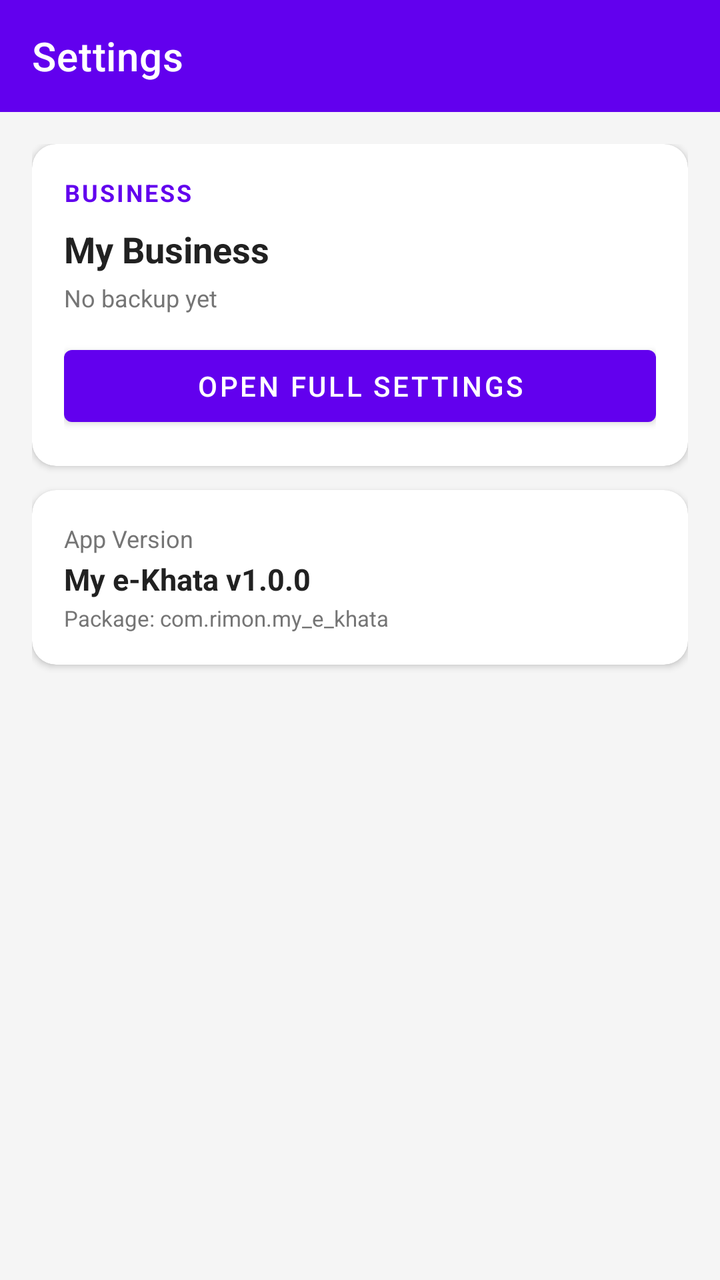
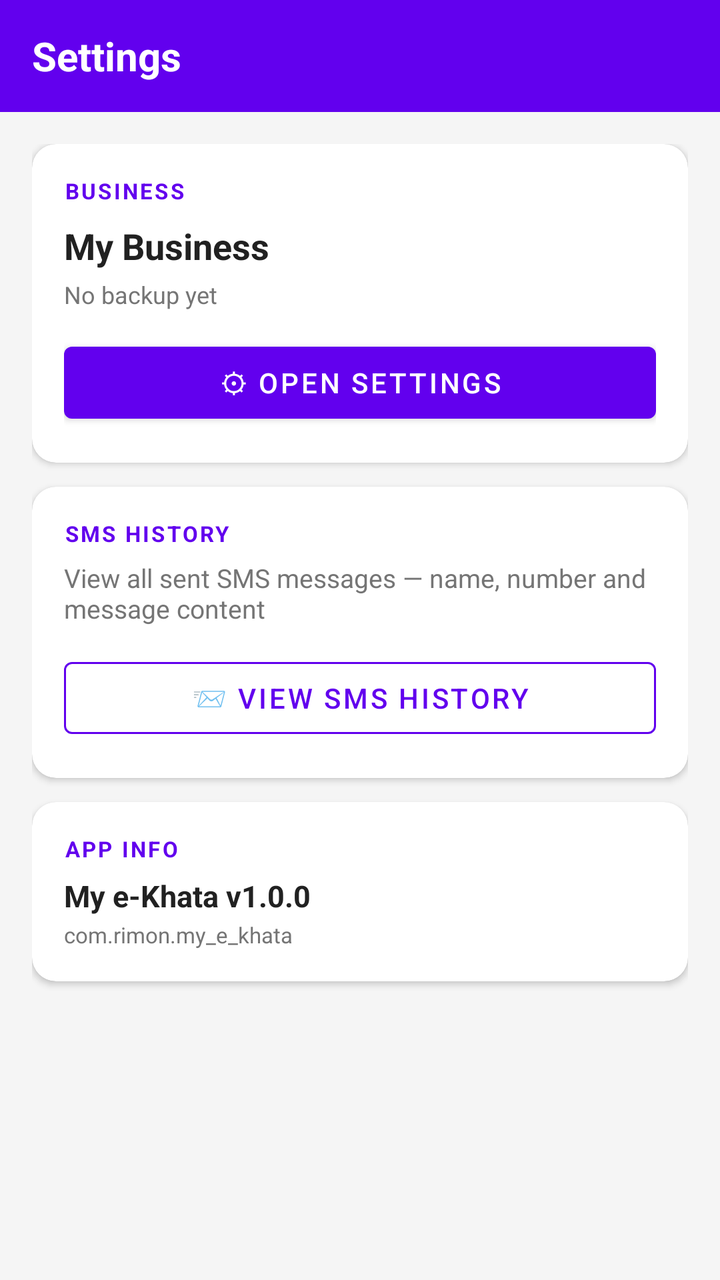

An Android layout rendered at two revisions. The XML below is the earlier revision; the diff shows what the commit changed to produce the second picture.
<!-- AndroidManifest.xml: application theme Theme.MyEKhata -->
<!-- res/layout/fragment_settings.xml -->
<?xml version="1.0" encoding="utf-8"?>
<LinearLayout
    xmlns:android="http://schemas.android.com/apk/res/android"
    xmlns:app="http://schemas.android.com/apk/res-auto"
    android:layout_width="match_parent"
    android:layout_height="match_parent"
    android:orientation="vertical"
    android:background="@color/background">

    <com.google.android.material.appbar.MaterialToolbar
        android:layout_width="match_parent"
        android:layout_height="56dp"
        android:background="@color/primary"
        app:titleTextColor="@color/white"
        app:title="Settings" />

    <ScrollView
        android:layout_width="match_parent"
        android:layout_height="match_parent">

        <LinearLayout
            android:layout_width="match_parent"
            android:layout_height="wrap_content"
            android:orientation="vertical"
            android:padding="16dp">

            <androidx.cardview.widget.CardView
                android:layout_width="match_parent"
                android:layout_height="wrap_content"
                android:layout_marginBottom="12dp"
                app:cardCornerRadius="12dp"
                app:cardElevation="2dp">

                <LinearLayout
                    android:layout_width="match_parent"
                    android:layout_height="wrap_content"
                    android:orientation="vertical"
                    android:padding="16dp">

                    <TextView
                        android:layout_width="wrap_content"
                        android:layout_height="wrap_content"
                        android:text="Business"
                        android:textColor="@color/primary"
                        android:textSize="12sp"
                        android:textStyle="bold"
                        android:textAllCaps="true"
                        android:letterSpacing="0.08"
                        android:layout_marginBottom="8dp" />

                    <TextView
                        android:id="@+id/tv_business_name"
                        android:layout_width="wrap_content"
                        android:layout_height="wrap_content"
                        android:text="My Business"
                        android:textSize="18sp"
                        android:textStyle="bold"
                        android:textColor="@color/text_primary" />

                    <TextView
                        android:id="@+id/tv_last_backup"
                        android:layout_width="wrap_content"
                        android:layout_height="wrap_content"
                        android:text="No backup yet"
                        android:textSize="12sp"
                        android:textColor="@color/text_secondary"
                        android:layout_marginTop="4dp" />

                    <com.google.android.material.button.MaterialButton
                        android:id="@+id/btn_open_settings"
                        android:layout_width="match_parent"
                        android:layout_height="48dp"
                        android:layout_marginTop="12dp"
                        android:text="Open Full Settings"
                        app:backgroundTint="@color/primary"
                        android:textColor="@color/white" />

                </LinearLayout>
            </androidx.cardview.widget.CardView>

            
            <androidx.cardview.widget.CardView
                android:layout_width="match_parent"
                android:layout_height="wrap_content"
                android:layout_marginBottom="12dp"
                app:cardCornerRadius="12dp"
                app:cardElevation="2dp">

                <LinearLayout
                    android:layout_width="match_parent"
                    android:layout_height="wrap_content"
                    android:orientation="vertical"
                    android:padding="16dp">

                    <TextView
                        android:layout_width="wrap_content"
                        android:layout_height="wrap_content"
                        android:text="App Version"
                        android:textColor="@color/text_secondary"
                        android:textSize="12sp" />

                    <TextView
                        android:layout_width="wrap_content"
                        android:layout_height="wrap_content"
                        android:text="My e-Khata v1.0.0"
                        android:textSize="15sp"
                        android:textColor="@color/text_primary"
                        android:textStyle="bold"
                        android:layout_marginTop="2dp" />

                    <TextView
                        android:layout_width="wrap_content"
                        android:layout_height="wrap_content"
                        android:text="Package: com.rimon.my_e_khata"
                        android:textSize="11sp"
                        android:textColor="@color/text_secondary"
                        android:layout_marginTop="2dp" />
                </LinearLayout>
            </androidx.cardview.widget.CardView>

        </LinearLayout>
    </ScrollView>
</LinearLayout>
<!-- resources referenced by this layout -->
<resources>
  <color name="background">#F5F5F5</color>
  <color name="primary">#6200EE</color>
  <color name="text_primary">#212121</color>
  <color name="text_secondary">#757575</color>
  <color name="white">#FFFFFF</color>
  <style name="Theme.MyEKhata" parent="Theme.MaterialComponents.DayNight.NoActionBar">
          <item name="colorPrimary">@color/primary</item>
          <item name="colorPrimaryVariant">@color/primary_dark</item>
          <item name="colorOnPrimary">@color/white</item>
          <item name="colorSecondary">@color/accent</item>
          <item name="colorSurface">@color/surface</item>
          <item name="android:colorBackground">@color/background</item>
          <item name="android:statusBarColor">@color/primary_dark</item>
      </style>
  <color name="primary_dark">#3700B3</color>
  <color name="accent">#03DAC5</color>
  <color name="surface">#FFFFFF</color>
</resources>

<!-- the commit's change to res/layout/fragment_settings.xml (unified diff, before → after) -->
@@ -7,114 +7,107 @@
     android:orientation="vertical"
     android:background="@color/background">
 
-    <com.google.android.material.appbar.MaterialToolbar
+    
+    <LinearLayout
         android:layout_width="match_parent"
         android:layout_height="56dp"
         android:background="@color/primary"
-        app:titleTextColor="@color/white"
-        app:title="Settings" />
+        android:orientation="horizontal"
+        android:gravity="center_vertical"
+        android:paddingStart="16dp"
+        android:paddingEnd="16dp">
+        <TextView
+            android:layout_width="wrap_content"
+            android:layout_height="wrap_content"
+            android:text="Settings"
+            android:textColor="@color/white"
+            android:textSize="20sp"
+            android:textStyle="bold" />
+    </LinearLayout>
 
-    <ScrollView
-        android:layout_width="match_parent"
-        android:layout_height="match_parent">
+    <ScrollView android:layout_width="match_parent" android:layout_height="match_parent">
+        <LinearLayout android:layout_width="match_parent" android:layout_height="wrap_content"
+            android:orientation="vertical" android:padding="16dp">
 
-        <LinearLayout
-            android:layout_width="match_parent"
-            android:layout_height="wrap_content"
-            android:orientation="vertical"
-            android:padding="16dp">
+            
+            <androidx.cardview.widget.CardView android:layout_width="match_parent"
+                android:layout_height="wrap_content" android:layout_marginBottom="12dp"
+                app:cardCornerRadius="12dp" app:cardElevation="2dp">
+                <LinearLayout android:layout_width="match_parent" android:layout_height="wrap_content"
+                    android:orientation="vertical" android:padding="16dp">
 
-            <androidx.cardview.widget.CardView
-                android:layout_width="match_parent"
-                android:layout_height="wrap_content"
-                android:layout_marginBottom="12dp"
-                app:cardCornerRadius="12dp"
-                app:cardElevation="2dp">
+                    <TextView android:layout_width="wrap_content" android:layout_height="wrap_content"
+                        android:text="BUSINESS" android:textColor="@color/primary"
+                        android:textSize="11sp" android:textAllCaps="true"
+                        android:letterSpacing="0.1" android:textStyle="bold"
+                        android:layout_marginBottom="8dp"/>
 
-                <LinearLayout
-                    android:layout_width="match_parent"
-                    android:layout_height="wrap_content"
-                    android:orientation="vertical"
-                    android:padding="16dp">
+                    <TextView android:id="@+id/tv_business_name"
+                        android:layout_width="wrap_content" android:layout_height="wrap_content"
+                        android:text="My Business" android:textSize="18sp"
+                        android:textStyle="bold" android:textColor="@color/text_primary" />
 
-                    <TextView
-                        android:layout_width="wrap_content"
-                        android:layout_height="wrap_content"
-                        android:text="Business"
-                        android:textColor="@color/primary"
-                        android:textSize="12sp"
-                        android:textStyle="bold"
-                        android:textAllCaps="true"
-                        android:letterSpacing="0.08"
-                        android:layout_marginBottom="8dp" />
-
-                    <TextView
-                        android:id="@+id/tv_business_name"
-                        android:layout_width="wrap_content"
-                        android:layout_height="wrap_content"
-                        android:text="My Business"
-                        android:textSize="18sp"
-                        android:textStyle="bold"
-                        android:textColor="@color/text_primary" />
-
-                    <TextView
-                        android:id="@+id/tv_last_backup"
-                        android:layout_width="wrap_content"
-                        android:layout_height="wrap_content"
-                        android:text="No backup yet"
-                        android:textSize="12sp"
-                        android:textColor="@color/text_secondary"
-                        android:layout_marginTop="4dp" />
+                    <TextView android:id="@+id/tv_last_backup"
+                        android:layout_width="wrap_content" android:layout_height="wrap_content"
+                        android:text="No backup yet" android:textSize="12sp"
+                        android:textColor="@color/text_secondary" android:layout_marginTop="4dp"
+                        android:layout_marginBottom="12dp"/>
 
                     <com.google.android.material.button.MaterialButton
                         android:id="@+id/btn_open_settings"
-                        android:layout_width="match_parent"
-                        android:layout_height="48dp"
-                        android:layout_marginTop="12dp"
-                        android:text="Open Full Settings"
-                        app:backgroundTint="@color/primary"
-                        android:textColor="@color/white" />
-
+                        android:layout_width="match_parent" android:layout_height="48dp"
+                        android:text="⚙ Open Settings"
+                        app:backgroundTint="@color/primary" android:textColor="@color/white" />
                 </LinearLayout>
             </androidx.cardview.widget.CardView>
 
             
-            <androidx.cardview.widget.CardView
-                android:layout_width="match_parent"
-                android:layout_height="wrap_content"
-                android:layout_marginBottom="12dp"
-                app:cardCornerRadius="12dp"
-                app:cardElevation="2dp">
+            <androidx.cardview.widget.CardView android:layout_width="match_parent"
+                android:layout_height="wrap_content" android:layout_marginBottom="12dp"
+                app:cardCornerRadius="12dp" app:cardElevation="2dp">
+                <LinearLayout android:layout_width="match_parent" android:layout_height="wrap_content"
+                    android:orientation="vertical" android:padding="16dp">
 
-                <LinearLayout
-                    android:layout_width="match_parent"
-                    android:layout_height="wrap_content"
-                    android:orientation="vertical"
-                    android:padding="16dp">
+                    <TextView android:layout_width="wrap_content" android:layout_height="wrap_content"
+                        android:text="SMS HISTORY" android:textColor="@color/primary"
+                        android:textSize="11sp" android:textAllCaps="true"
+                        android:letterSpacing="0.1" android:textStyle="bold"
+                        android:layout_marginBottom="6dp"/>
 
-                    <TextView
-                        android:layout_width="wrap_content"
-                        android:layout_height="wrap_content"
-                        android:text="App Version"
-                        android:textColor="@color/text_secondary"
-                        android:textSize="12sp" />
+                    <TextView android:layout_width="wrap_content" android:layout_height="wrap_content"
+                        android:text="View all sent SMS messages — name, number and message content"
+                        android:textSize="13sp" android:textColor="@color/text_secondary"
+                        android:layout_marginBottom="12dp"/>
 
-                    <TextView
-                        android:layout_width="wrap_content"
-                        android:layout_height="wrap_content"
-                        android:text="My e-Khata v1.0.0"
-                        android:textSize="15sp"
-                        android:textColor="@color/text_primary"
-                        android:textStyle="bold"
-                        android:layout_marginTop="2dp" />
+                    <com.google.android.material.button.MaterialButton
+                        android:id="@+id/btn_sms_history"
+                        android:layout_width="match_parent" android:layout_height="48dp"
+                        android:text="📨 View SMS History"
+                        style="@style/Widget.MaterialComponents.Button.OutlinedButton"
+                        app:strokeColor="@color/primary" android:textColor="@color/primary" />
+                </LinearLayout>
+            </androidx.cardview.widget.CardView>
 
-                    <TextView
-                        android:layout_width="wrap_content"
-                        android:layout_height="wrap_content"
-                        android:text="Package: com.rimon.my_e_khata"
-                        android:textSize="11sp"
-                        android:textColor="@color/text_secondary"
-                        android:layout_marginTop="2dp" />
+            
+            <androidx.cardview.widget.CardView android:layout_width="match_parent"
+                android:layout_height="wrap_content" android:layout_marginBottom="12dp"
+                app:cardCornerRadius="12dp" app:cardElevation="2dp">
+                <LinearLayout android:layout_width="match_parent" android:layout_height="wrap_content"
+                    android:orientation="vertical" android:padding="16dp">
+
+                    <TextView android:layout_width="wrap_content" android:layout_height="wrap_content"
+                        android:text="APP INFO" android:textColor="@color/primary"
+                        android:textSize="11sp" android:textAllCaps="true"
+                        android:letterSpacing="0.1" android:textStyle="bold"
+                        android:layout_marginBottom="6dp"/>
+
+                    <TextView android:layout_width="wrap_content" android:layout_height="wrap_content"
+                        android:text="My e-Khata v1.0.0" android:textSize="15sp"
+                        android:textColor="@color/text_primary" android:textStyle="bold"/>
+
+                    <TextView android:layout_width="wrap_content" android:layout_height="wrap_content"
+                        android:text="com.rimon.my_e_khata" android:textSize="11sp"
+                        android:textColor="@color/text_secondary" android:layout_marginTop="2dp"/>
                 </LinearLayout>
             </androidx.cardview.widget.CardView>
 
